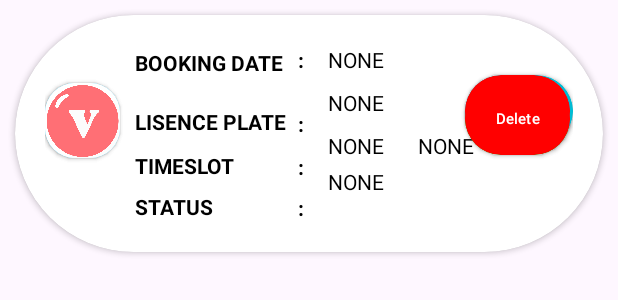
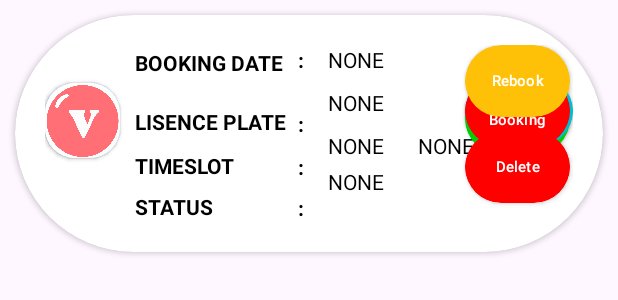
Before and after one commit to qwerEnter/CarWashy_Customer, an Android app: the layout bookingstatus_item.xml on its own in the app's theme, with its tools: preview values and no code run, on a phone screen of 412 x 824 dp. Shown: the top 300 px of the screen. Run offline under Robolectric (Android 15) with nearby library versions, the phone set to English and light mode, and no system bars.

Commit message:
update on booking status rebook button

```diff
--- a/app/src/main/java/com/example/carwashy/Adapter/BookingStatusAdapter.java
+++ b/app/src/main/java/com/example/carwashy/Adapter/BookingStatusAdapter.java
@@ -59,24 +59,28 @@ public class BookingStatusAdapter extends RecyclerView.Adapter<BookingStatusAdap
             holder.buttonCancel.setVisibility(View.GONE);
             holder.buttonView.setVisibility(View.GONE);
             holder.buttonDelete.setVisibility(View.GONE);
+            holder.buttonRebook.setVisibility(View.GONE);
         }
         else if ("Pending".equals(status.getStatus())) {
             holder.buttonPay.setVisibility(View.GONE);
             holder.buttonCancel.setVisibility(View.VISIBLE);
             holder.buttonView.setVisibility(View.GONE);
             holder.buttonDelete.setVisibility(View.GONE);
+            holder.buttonRebook.setVisibility(View.GONE);
         }
         else if ("Paid".equals(status.getStatus())) {
             holder.buttonPay.setVisibility(View.GONE);
             holder.buttonCancel.setVisibility(View.GONE);
             holder.buttonView.setVisibility(View.VISIBLE);
             holder.buttonDelete.setVisibility(View.GONE);
+            holder.buttonRebook.setVisibility(View.GONE);
         }
         else if ("Full Slot".equals(status.getStatus())) {
             holder.buttonPay.setVisibility(View.GONE);
             holder.buttonCancel.setVisibility(View.GONE);
             holder.buttonView.setVisibility(View.GONE);
             holder.buttonDelete.setVisibility(View.VISIBLE);
+            holder.buttonRebook.setVisibility(View.VISIBLE);
         }
 
         BookingInfo currentItem = bookingstatusList.get(position);
@@ -90,9 +94,6 @@ public class BookingStatusAdapter extends RecyclerView.Adapter<BookingStatusAdap
             holder.cardViewValet.setVisibility(View.VISIBLE);
         }
 
-
-
-
     }
 
     @Override
@@ -105,7 +106,7 @@ public class BookingStatusAdapter extends RecyclerView.Adapter<BookingStatusAdap
         private Context context;
         CardView cardViewWaze,cardViewValet;
 
-        Button buttonPay,buttonCancel,buttonView,buttonDelete;
+        Button buttonPay,buttonCancel,buttonView,buttonDelete, buttonRebook;
 
         DatabaseReference databaseReference; // Add this reference
 
@@ -125,6 +126,7 @@ public class BookingStatusAdapter extends RecyclerView.Adapter<BookingStatusAdap
 
             // Initialize the button reference
             buttonPay = itemView.findViewById(R.id.buttonpay);
+            buttonRebook = itemView.findViewById(R.id.buttonrebook);
             buttonView = itemView.findViewById(R.id.buttonview);
             buttonCancel = itemView.findViewById(R.id.buttoncancel);
             buttonDelete = itemView.findViewById(R.id.buttondelete);
--- a/app/src/main/res/layout/bookingstatus_item.xml
+++ b/app/src/main/res/layout/bookingstatus_item.xml
@@ -250,11 +250,31 @@
                     android:padding="0dp"
                     />
             </androidx.cardview.widget.CardView>
+
+            <androidx.cardview.widget.CardView
+                android:id="@+id/cardViewRebook"
+                android:layout_width="70dp"
+                android:layout_height="wrap_content"
+                android:layout_marginTop="0dp"
+                android:layout_marginLeft="280dp"
+                android:backgroundTint="#FFC107"
+                app:cardCornerRadius="30dp">
+            <Button
+                android:id="@+id/buttonrebook"
+                android:layout_width="70dp"
+                app:backgroundTint="#FFC107"
+                android:layout_height="wrap_content"
+                android:text="Rebook"
+                android:textSize="10dp"
+                android:padding="0dp"
+                />
+            </androidx.cardview.widget.CardView>
+
             <androidx.cardview.widget.CardView
                 android:id="@+id/cardViewDelete"
                 android:layout_width="70dp"
                 android:layout_height="wrap_content"
-                android:layout_marginTop="25dp"
+                android:layout_marginTop="57dp"
                 android:layout_marginLeft="280dp"
                 android:backgroundTint="#FF0000"
                 app:cardCornerRadius="30dp">
@@ -268,5 +288,6 @@
                     android:padding="0dp"
                     />
             </androidx.cardview.widget.CardView>
+
         </RelativeLayout>
     </androidx.cardview.widget.CardView>
```
